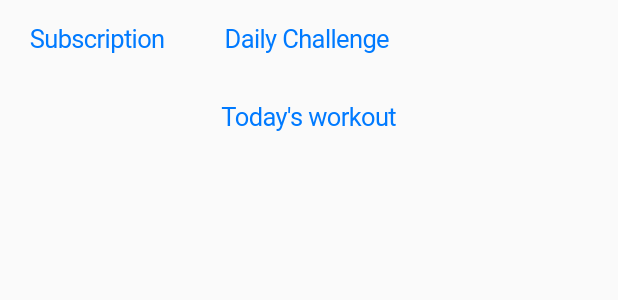
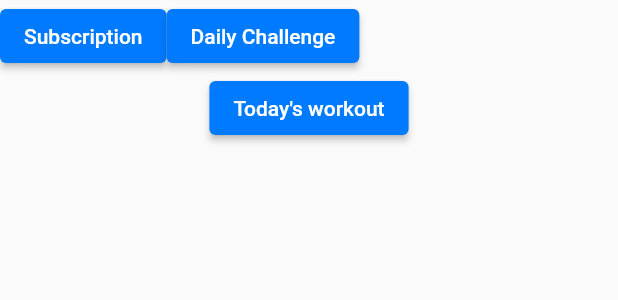
Before and after one commit to Toolenaar/TrojanWorkoutApp, a Flutter app: the WorkoutsHomePage widget shown alone on an empty page, opened directly with empty values, on a phone screen of 412 x 824 dp. Shown: the top 300 px of the screen. Run offline on Flutter 3.47's test engine with Material 2 defaults, Android fonts, the phone set to English and light mode, and no system bars; our stand-ins replace dio, email_validator, firebase_analytics, firebase_auth, firebase_core, google_sign_in and 1 more; missing offline and left inert: apple_sign_in; accounts and stored records are empty; network calls fail.

Commit message:
Update workouts.dart

```diff
--- a/workoutapp/lib/workouts.dart
+++ b/workoutapp/lib/workouts.dart
@@ -35,17 +35,24 @@ class WorkoutsHomePage extends StatelessWidget {
         children: [
           Row(
               children: [
-                CupertinoButton(
-                    child: const Text("Subscription"),
-                    onPressed: () => {} //do stuff
+                Align(
+                  alignment: Alignment.topLeft,
+                  child: ElevatedButton(
+                      onPressed: () => {},
+                      child: const Text("Subscription")
+                  ),//do stuff
                 ),
-                CupertinoButton(
-                    child: const Text("Daily Challenge"),
-                    onPressed: () => {} //do stuff
+
+                Align(
+                  alignment: Alignment.topCenter,
+                  child: ElevatedButton(
+                      onPressed: () => {},
+                      child: const Text("Daily Challenge")
+                ),
                 ),
               ]
           ),
-          CupertinoButton(
+          ElevatedButton(
               child: const Text("Today's workout"),
               onPressed: () => Navigator.pushNamed(context, 'exercise')
           ),
@@ -73,11 +80,15 @@ class ExerciseWidget extends StatelessWidget {
       child: Padding(
         padding: EdgeInsets.only(top: 36.0, left: 6.0, right: 6.0, bottom: 6.0),
         child: ExpansionTile(
-          title: Text('Exercise ' + exercise.toString()),
+          title: Text('Exercise ' + exercise.toString(),
+            style: TextStyle(fontWeight: FontWeight.bold),
+          ),
           children: <Widget>[
             Text('exercise details')
           ],
-        ),
+          backgroundColor: Colors.yellow,
+          initiallyExpanded: false,
+        )
       ),
     );
   }
```
